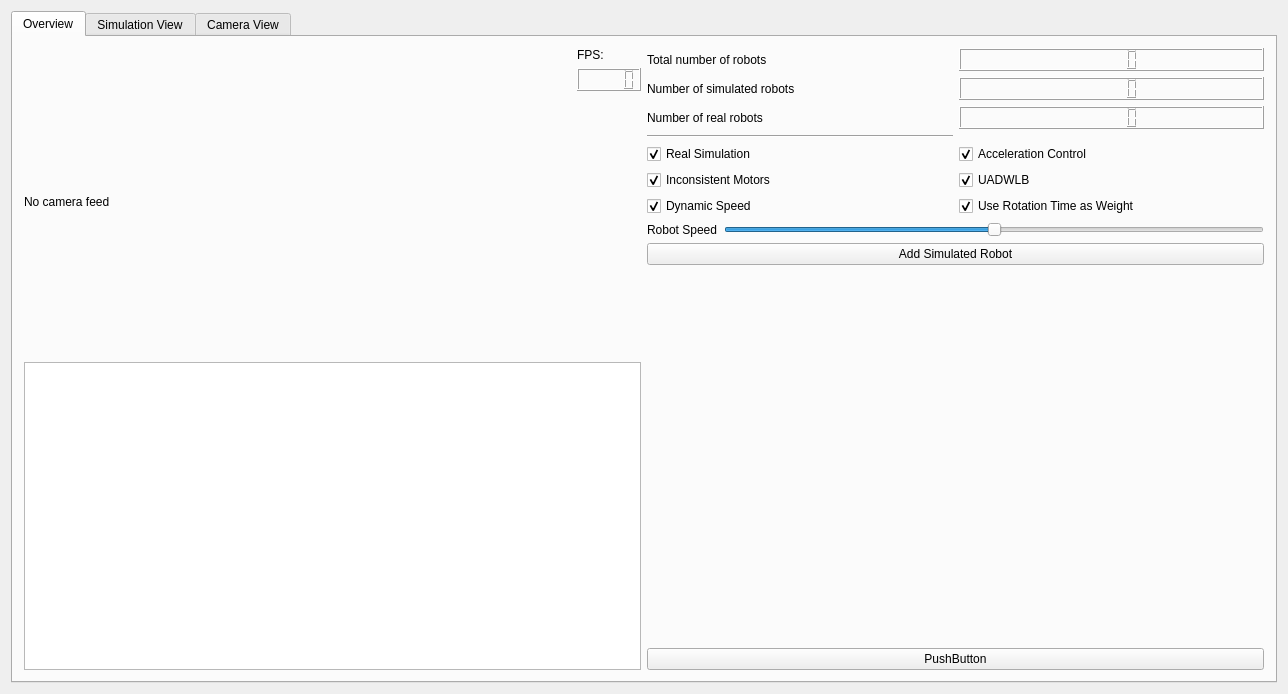
Qt form Server-application/user_interface/mainwindow.ui (RemcoMusic/Server-application) before a commit.
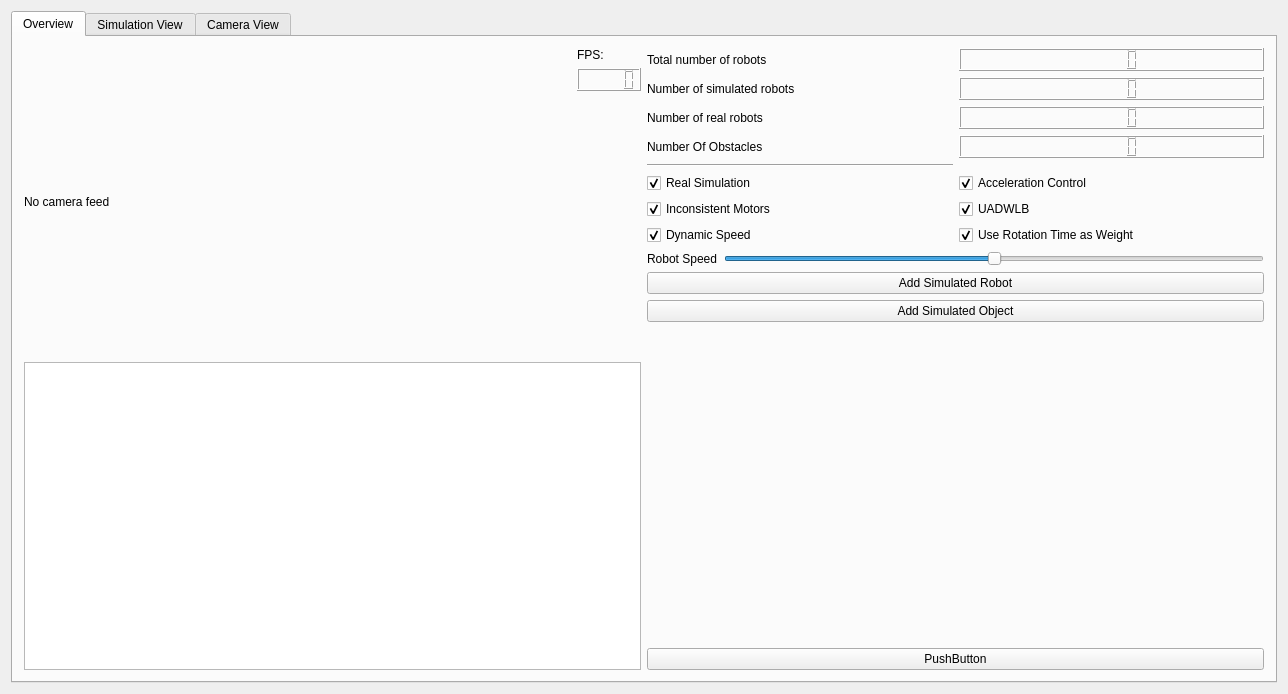
The same form after that commit.

Commit message: added simulated objects in user interface

Diff of the .ui file:
```diff
--- a/Server-application/user_interface/mainwindow.ui
+++ b/Server-application/user_interface/mainwindow.ui
@@ -116,6 +116,25 @@
               </property>
              </widget>
             </item>
+            <item row="1" column="1">
+             <widget class="QLCDNumber" name="lcdNumberSimulatedRobots"/>
+            </item>
+            <item row="0" column="1">
+             <widget class="QLCDNumber" name="lcdNumberTotalRobots"/>
+            </item>
+            <item row="2" column="1">
+             <widget class="QLCDNumber" name="lcdNumberRealRobots"/>
+            </item>
+            <item row="3" column="1">
+             <widget class="QLCDNumber" name="lcdNumberTotalObstacles"/>
+            </item>
+            <item row="3" column="0">
+             <widget class="QLabel" name="label_12">
+              <property name="text">
+               <string>Number Of Obstacles</string>
+              </property>
+             </widget>
+            </item>
            </layout>
           </item>
           <item>
@@ -224,6 +243,13 @@
             </item>
            </layout>
           </item>
+          <item>
+           <widget class="QPushButton" name="addSimulatedObjectButton">
+            <property name="text">
+             <string>Add Simulated Object</string>
+            </property>
+           </widget>
+          </item>
           <item>
            <spacer name="verticalSpacer_2">
             <property name="orientation">
```
Left out of the diff: 23 changed lines with no effect on the pictures. The commit also changes 6 other files.
